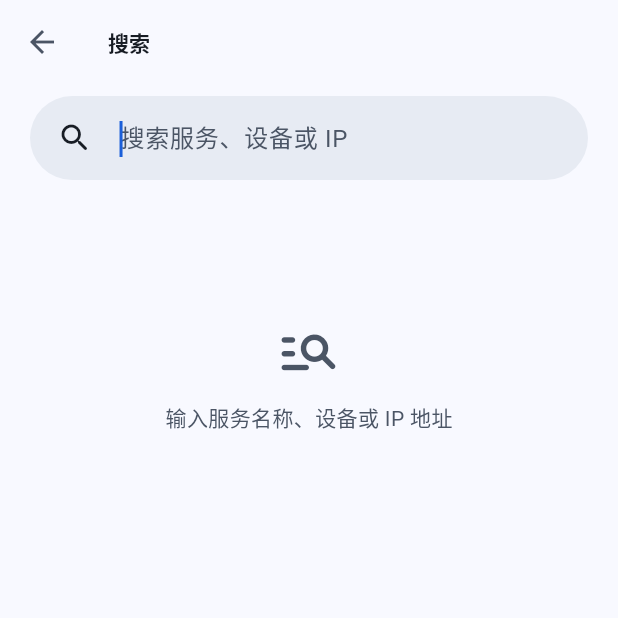
After one commit to Melieahs/LANDeck, a Flutter app: the SearchPage screen opened directly, on a phone screen of 412 x 824 dp, the top half of it. The commit adds this screen. Run offline on Flutter 3.47's test engine with Material 3 defaults, Android fonts, the phone set to English and light mode, and no system bars; drawn by our look-alikes of dynamic_color; our stand-ins replace cupertino_ui, file_picker, flutter_secure_storage, material_ui, multicast_dns, permission_handler and 4 more; missing offline and left inert: ftpconnect, network_info_plus, webview_flutter_android; accounts and stored records are empty.

Commit message:
feat(search): add dedicated search page and align search bar

```diff
--- /dev/null
+++ b/lib/pages/search/search_page.dart
@@ -0,0 +1,271 @@
+import 'package:material_ui/material_ui.dart';
+
+import '../../core/app_scope.dart';
+import '../../core/theme/app_spacing.dart';
+import '../../models/device.dart';
+import '../../models/service.dart';
+import '../../pages/devices/device_detail_page.dart';
+import '../../repositories/service_repository.dart';
+import '../../routes/app_router.dart';
+import '../../widgets/section_header.dart';
+import '../../widgets/service_icon.dart';
+import '../../widgets/service_list_tile.dart';
+
+/// Dedicated search surface reached from the home search bar.
+class SearchPage extends StatefulWidget {
+  const SearchPage({super.key, this.initialQuery = ''});
+
+  final String initialQuery;
+
+  @override
+  State<SearchPage> createState() => _SearchPageState();
+}
+
+class _SearchPageState extends State<SearchPage> {
+  late final TextEditingController _controller;
+  late String _query;
+
+  @override
+  void initState() {
+    super.initState();
+    _query = widget.initialQuery.trim();
+    _controller = TextEditingController(text: _query);
+  }
+
+  @override
+  void dispose() {
+    _controller.dispose();
+    super.dispose();
+  }
+
+  void _submit(String value) {
+    FocusScope.of(context).unfocus();
+    setState(() => _query = value.trim());
+  }
+
+  void _clear() {
+    _controller.clear();
+    setState(() => _query = '');
+  }
+
+  @override
+  Widget build(BuildContext context) {
+    final LanDeckRepository repository = AppScope.of(context);
+    final ColorScheme scheme = Theme.of(context).colorScheme;
+    final List<Service> services = _query.isEmpty
+        ? const <Service>[]
+        : repository.searchServices(_query);
+    final String needle = _query.toLowerCase();
+    final List<Device> devices = _query.isEmpty
+        ? const <Device>[]
+        : repository.devices
+              .where(
+                (Device device) =>
+                    device.name.toLowerCase().contains(needle) ||
+                    device.primaryAddress.toLowerCase().contains(needle) ||
+                    device.deviceType.label.toLowerCase().contains(needle),
+              )
+              .toList();
+
+    return Scaffold(
+      key: const ValueKey<String>('search-page'),
+      appBar: AppBar(title: const Text('搜索')),
+      body: SafeArea(
+        top: false,
+        child: Align(
+          alignment: Alignment.topCenter,
+          child: ConstrainedBox(
+            constraints: const BoxConstraints(maxWidth: kMaxAppWidth),
+            child: ListView(
+              padding: const EdgeInsets.fromLTRB(
+                AppSpacing.page,
+                8,
+                AppSpacing.page,
+                40,
+              ),
+              children: <Widget>[
+                ValueListenableBuilder<TextEditingValue>(
+                  valueListenable: _controller,
+                  builder:
+                      (
+                        BuildContext context,
+                        TextEditingValue value,
+                        Widget? _,
+                      ) {
+                        return SearchBar(
+                          key: const ValueKey<String>('search-field'),
+                          controller: _controller,
+                          autoFocus: widget.initialQuery.trim().isEmpty,
+                          hintText: '搜索服务、设备或 IP',
+                          leading: const Icon(Icons.search_rounded),
+                          trailing: <Widget>[
+                            if (value.text.isNotEmpty)
+                              IconButton(
+                                onPressed: _clear,
+                                tooltip: '清除搜索',
+                                icon: const Icon(Icons.close_rounded),
+                              ),
+                          ],
+                          elevation: const WidgetStatePropertyAll<double>(0),
+                          padding:
+                              const WidgetStatePropertyAll<EdgeInsetsGeometry>(
+                                EdgeInsets.only(left: 18, right: 8),
+                              ),
+                          onSubmitted: _submit,
+                          textInputAction: TextInputAction.search,
+                        );
+                      },
+                ),
+                const SizedBox(height: 20),
+                if (_query.isEmpty)
+                  _SearchHint(scheme: scheme)
+                else if (services.isEmpty && devices.isEmpty)
+                  _NoSearchResult(query: _query, scheme: scheme)
+                else ...<Widget>[
+                  if (devices.isNotEmpty) ...<Widget>[
+                    SectionHeader(title: '设备', trailing: '${devices.length} 个'),
+                    Card.outlined(
+                      margin: EdgeInsets.zero,
+                      clipBehavior: Clip.antiAlias,
+                      child: Column(
+                        children: <Widget>[
+                          for (int i = 0; i < devices.length; i++) ...<Widget>[
+                            if (i > 0) const Divider(height: 1),
+                            _DeviceResult(
+                              device: devices[i],
+                              onTap: () {
+                                Navigator.of(context).push<void>(
+                                  MaterialPageRoute<void>(
+                                    builder: (BuildContext context) =>
+                                        DeviceDetailPage(
+                                          deviceId: devices[i].id,
+                                        ),
+                                  ),
+                                );
+                              },
+                            ),
+                          ],
+                        ],
+                      ),
+                    ),
+                    const SizedBox(height: 20),
+                  ],
+                  if (services.isNotEmpty) ...<Widget>[
+                    SectionHeader(
+                      title: '服务',
+                      trailing: '${services.length} 个',
+                    ),
+                    Card.outlined(
+                      margin: EdgeInsets.zero,
+                      clipBehavior: Clip.antiAlias,
+                      child: Column(
+                        children: <Widget>[
+                          for (int i = 0; i < services.length; i++) ...<Widget>[
+                            if (i > 0) const Divider(height: 1),
+                            ServiceListTile(
+                              service: services[i],
+                              deviceName: repository.deviceNameFor(services[i]),
+                              onTap: () {
+                                Navigator.of(context).pushNamed<void>(
+                                  AppRoutes.webView,
+                                  arguments: WebViewArguments(
+                                    serviceId: services[i].id,
+                                  ),
+                                );
+                              },
+                            ),
+                          ],
+                        ],
+                      ),
+                    ),
+                  ],
+                ],
+              ],
+            ),
+          ),
+        ),
+      ),
+    );
+  }
+}
+
+class _DeviceResult extends StatelessWidget {
+  const _DeviceResult({required this.device, required this.onTap});
+
+  final Device device;
+  final VoidCallback onTap;
+
+  @override
+  Widget build(BuildContext context) {
+    final ColorScheme scheme = Theme.of(context).colorScheme;
+    return ListTile(
+      onTap: onTap,
+      contentPadding: const EdgeInsets.fromLTRB(16, 8, 8, 8),
+      leading: ServiceIconBadge(icon: iconForDevice(device)),
+      title: Text(device.name),
+      subtitle: Text('${device.deviceType.label} · ${device.addressLabel}'),
+      trailing: Icon(
+        Icons.chevron_right_rounded,
+        color: scheme.onSurfaceVariant,
+      ),
+    );
+  }
+}
+
+class _SearchHint extends StatelessWidget {
+  const _SearchHint({required this.scheme});
+
+  final ColorScheme scheme;
+
+  @override
+  Widget build(BuildContext context) {
+    return Padding(
+      padding: const EdgeInsets.symmetric(vertical: 72),
+      child: Column(
+        children: <Widget>[
+          Icon(
+            Icons.manage_search_rounded,
+            size: 44,
+            color: scheme.onSurfaceVariant,
+          ),
+          const SizedBox(height: 12),
+          Text(
+            '输入服务名称、设备或 IP 地址',
+            style: Theme.of(context).textTheme.bodyMedium
+                ?.copyWith(color: scheme.onSurfaceVariant),
+          ),
+        ],
+      ),
+    );
+  }
+}
+
+class _NoSearchResult extends StatelessWidget {
+  const _NoSearchResult({required this.query, required this.scheme});
+
+  final String query;
+  final ColorScheme scheme;
+
+  @override
+  Widget build(BuildContext context) {
+    return Padding(
+      padding: const EdgeInsets.symmetric(vertical: 72),
+      child: Column(
+        children: <Widget>[
+          Icon(
+            Icons.search_off_rounded,
+            size: 44,
+            color: scheme.onSurfaceVariant,
+          ),
+          const SizedBox(height: 12),
+          Text(
+            '没有找到与「$query」匹配的结果',
+            textAlign: TextAlign.center,
+            style: Theme.of(context).textTheme.bodyMedium
+                ?.copyWith(color: scheme.onSurfaceVariant),
+          ),
+        ],
+      ),
+    );
+  }
+}
--- a/lib/pages/settings/settings_page.dart
+++ b/lib/pages/settings/settings_page.dart
@@ -186,12 +186,12 @@ class SettingsPage extends StatelessWidget {
                 child: ListTile(
                   leading: const Icon(Icons.info_outline_rounded),
                   title: const Text('LANDeck'),
-                  subtitle: const Text('v0.8.4 · 自动填充 · 本地优先'),
+                  subtitle: const Text('v0.8.5 · 自动填充 · 本地优先'),
                   trailing: const Icon(Icons.chevron_right_rounded),
                   onTap: () => showAboutDialog(
                     context: context,
                     applicationName: 'LANDeck',
-                    applicationVersion: '0.8.4',
+                    applicationVersion: '0.8.5',
                     applicationLegalese: 'Local-first. No account. No cloud.',
                     children: const <Widget>[
                       SizedBox(height: 12),
--- a/pubspec.yaml
+++ b/pubspec.yaml
@@ -16,7 +16,7 @@ publish_to: 'none' # Remove this line if you wish to publish to pub.dev
 # https://developer.apple.com/library/archive/documentation/General/Reference/InfoPlistKeyReference/Articles/CoreFoundationKeys.html
 # In Windows, build-name is used as the major, minor, and patch parts
 # of the product and file versions while build-number is used as the build suffix.
-version: 0.8.4+21
+version: 0.8.5+22
 
 environment:
   sdk: ^3.14.0
```
Also changed, not shown: lib/pages/home/home_page.dart (+14 -9 lines), lib/pages/home/widgets/home_search_field.dart (+6 -5 lines), 3 other files.
